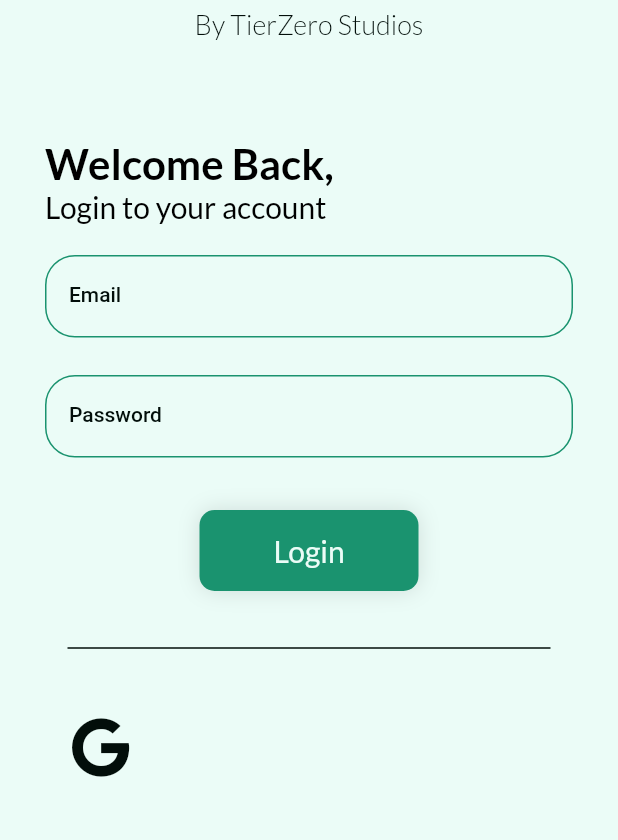
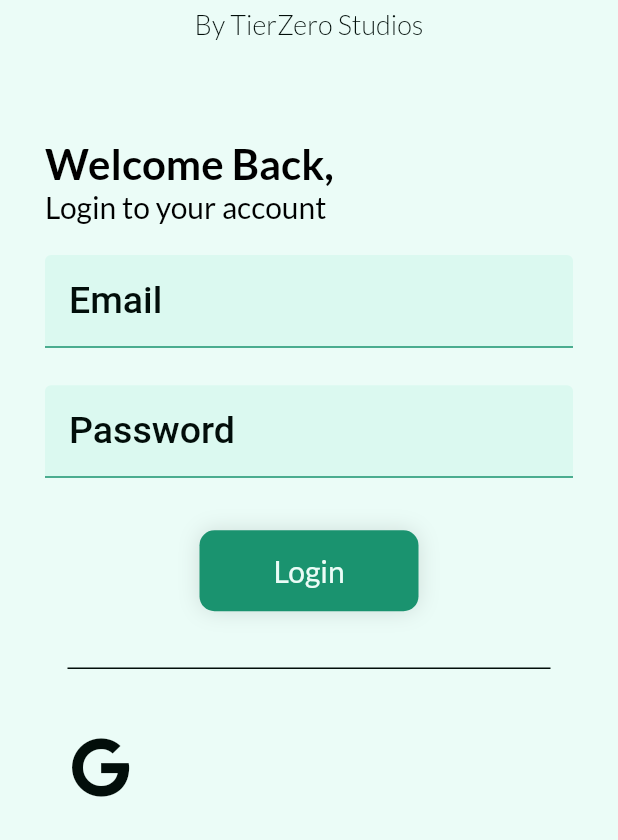
Before and after one commit to TierZer0/flutter, a Flutter app: the screen it shows after launch, on a phone screen of 412 x 824 dp, the part 396-1236 px from its top. Run offline on Flutter 3.47's test engine with Material 2 defaults, Android fonts, the phone set to English and light mode, and no system bars; drawn by our look-alikes of reactive_forms; our stand-ins replace cloud_firestore, cloud_functions, firebase_auth, firebase_core, firebase_storage, font_awesome_flutter and 5 more; missing offline and left inert: reactive_raw_autocomplete; accounts and stored records are empty; Roboto replaces fonts that are missing (Poly).

Commit message:
finalize refactor, image support, new stepper, theme changes

```diff
--- a/apps/recipe-book/lib/app_model.dart
+++ b/apps/recipe-book/lib/app_model.dart
@@ -43,6 +43,6 @@ class AppModel extends ChangeNotifier {
   RecipeBookModel get recipeBook => _recipeBook;
   set recipeBook(RecipeBookModel book) {
     _recipeBook = book;
-    notifyListeners();
+    //notifyListeners();
   }
 }
--- a/apps/recipe-book/lib/models/recipe.models.dart
+++ b/apps/recipe-book/lib/models/recipe.models.dart
@@ -55,6 +55,7 @@ class RecipeModel {
   int? likes;
   String? id;
   String? createdBy;
+  String? image;
 
   RecipeModel({
     this.title,
@@ -66,6 +67,7 @@ class RecipeModel {
     this.likes,
     this.id,
     this.createdBy,
+    this.image,
   });
 
   factory RecipeModel.fromFirestore(
@@ -86,6 +88,7 @@ class RecipeModel {
       likes: data?['likes'],
       id: data?['id'],
       createdBy: data?['createdBy'],
+      image: data?['image'],
     );
   }
 
@@ -99,7 +102,8 @@ class RecipeModel {
         "instructions": instructions!.map((instruction) => instruction.toMap()),
       if (ingredients != null) "ingredients": ingredients!.map((ingredient) => ingredient.toMap()),
       if (likes != null) "likes": likes,
-      if (createdBy != null) "createdBy": createdBy
+      if (createdBy != null) "createdBy": createdBy,
+      if (image != null) "image": image
     };
   }
 
--- a/apps/recipe-book/lib/services/recipes.service.dart
+++ b/apps/recipe-book/lib/services/recipes.service.dart
@@ -19,8 +19,9 @@ class RecipesService {
         );
   }
 
-  upsertRecipe(RecipeModel recipe) async {
+  upsertRecipe(RecipeModel recipe, File photo) async {
     final recipes = await recipesRef;
+    await uploadFile(photo);
     var postResult = await recipes.add(recipe);
     _db
         .collection('users')
@@ -64,7 +65,7 @@ class RecipesService {
 
     try {
       final ref = _storage.ref(destination).child('file/');
-      await ref.putFile(file);
+      return await ref.putFile(file);
     } catch (e) {}
   }
 }
--- a/apps/recipe-book/lib/styles.dart
+++ b/apps/recipe-book/lib/styles.dart
@@ -53,51 +53,84 @@ ThemeData buildLightTheme() {
     ),
     shadowColor: Colors.grey.withOpacity(0.3),
     inputDecorationTheme: const InputDecorationTheme(
+      filled: true,
+      prefixIconColor: primaryColor,
       labelStyle: TextStyle(
-        color: lightThemeTextColor,
+        fontSize: 25.0,
       ),
-      enabledBorder: OutlineInputBorder(
-        borderRadius: BorderRadius.all(
-          Radius.circular(20.0),
-        ),
+      enabledBorder: UnderlineInputBorder(
         borderSide: BorderSide(
           color: primaryColor,
           width: 1.0,
           style: BorderStyle.solid,
         ),
       ),
-      prefixIconColor: primaryColor,
-      focusedBorder: OutlineInputBorder(
+      errorBorder: UnderlineInputBorder(
+        borderSide: BorderSide(
+          color: tertiaryColor,
+          width: 1.0,
+          style: BorderStyle.solid,
+        ),
+      ),
+      focusedBorder: UnderlineInputBorder(
         borderSide: BorderSide(
           color: primaryColor,
-          width: 2.5,
-        ),
-        borderRadius: BorderRadius.all(
-          Radius.circular(20.0),
+          width: 1.0,
         ),
       ),
-      errorBorder: OutlineInputBorder(
+      focusedErrorBorder: UnderlineInputBorder(
         borderSide: BorderSide(
           color: tertiaryColor,
-          width: 2.5,
-        ),
-        borderRadius: BorderRadius.all(
-          Radius.circular(20.0),
+          width: 1.0,
         ),
       ),
-      focusedErrorBorder: OutlineInputBorder(
-        borderSide: BorderSide(
-          color: tertiaryColor,
-          width: 2.5,
-        ),
-        borderRadius: BorderRadius.all(
-          Radius.circular(20.0),
-        ),
-      ),
-      errorStyle: TextStyle(
-        color: tertiaryColor,
-      ),
     ),
+    // inputDecorationTheme: const InputDecorationTheme(
+    //   labelStyle: TextStyle(
+    //     color: lightThemeTextColor,
+    //   ),
+    //   enabledBorder: OutlineInputBorder(
+    //     borderRadius: BorderRadius.all(
+    //       Radius.circular(20.0),
+    //     ),
+    //     borderSide: BorderSide(
+    //       color: primaryColor,
+    //       width: 1.0,
+    //       style: BorderStyle.solid,
+    //     ),
+    //   ),
+    //   prefixIconColor: primaryColor,
+    //   focusedBorder: OutlineInputBorder(
+    //     borderSide: BorderSide(
+    //       color: primaryColor,
+    //       width: 2.5,
+    //     ),
+    //     borderRadius: BorderRadius.all(
+    //       Radius.circular(20.0),
+    //     ),
+    //   ),
+    //   errorBorder: OutlineInputBorder(
+    //     borderSide: BorderSide(
+    //       color: tertiaryColor,
+    //       width: 2.5,
+    //     ),
+    //     borderRadius: BorderRadius.all(
+    //       Radius.circular(20.0),
+    //     ),
+    //   ),
+    //   focusedErrorBorder: OutlineInputBorder(
+    //     borderSide: BorderSide(
+    //       color: tertiaryColor,
+    //       width: 2.5,
+    //     ),
+    //     borderRadius: BorderRadius.all(
+    //       Radius.circular(20.0),
+    //     ),
+    //   ),
+    //   errorStyle: TextStyle(
+    //     color: tertiaryColor,
+    //   ),
+    // ),
   );
 }
 
```
Also changed, not shown: apps/recipe-book/lib/pages/new-recipe/new-recipe.page.dart (+32 -9 lines), apps/recipe-book/lib/pages/new-recipe/steps/save.step.dart (+21 -5 lines).
